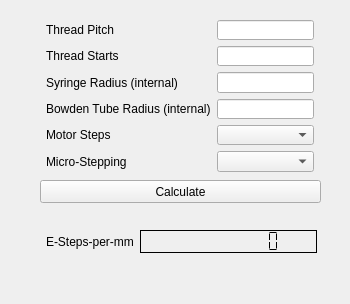
Before: the Qt Designer form LVESPmm_GUI.ui in KryptonNerd/LVESPmm, drawn with Qt 5.
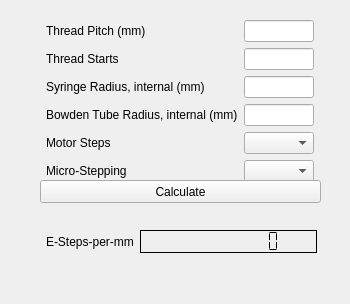
After: the same form once the commit is applied. Icons and pictures are not drawn.

```diff
--- a/LVESPmm_GUI.ui
+++ b/LVESPmm_GUI.ui
@@ -29,7 +29,7 @@
      <x>36</x>
      <y>10</y>
      <width>288</width>
-     <height>172</height>
+     <height>182</height>
     </rect>
    </property>
    <layout class="QFormLayout" name="formLayout_params">
@@ -51,7 +51,7 @@
     <item row="0" column="0">
      <widget class="QLabel" name="label_pitch">
       <property name="text">
-       <string>Thread Pitch</string>
+       <string>Thread Pitch (mm)</string>
       </property>
      </widget>
     </item>
@@ -71,7 +71,7 @@
     <item row="2" column="0">
      <widget class="QLabel" name="label_rs">
       <property name="text">
-       <string>Syringe Radius (internal)</string>
+       <string>Syringe Radius, internal (mm)</string>
       </property>
      </widget>
     </item>
@@ -81,7 +81,7 @@
     <item row="3" column="0">
      <widget class="QLabel" name="label_rb">
       <property name="text">
-       <string>Bowden Tube Radius (internal)</string>
+       <string>Bowden Tube Radius, internal (mm)</string>
       </property>
      </widget>
     </item>
```
